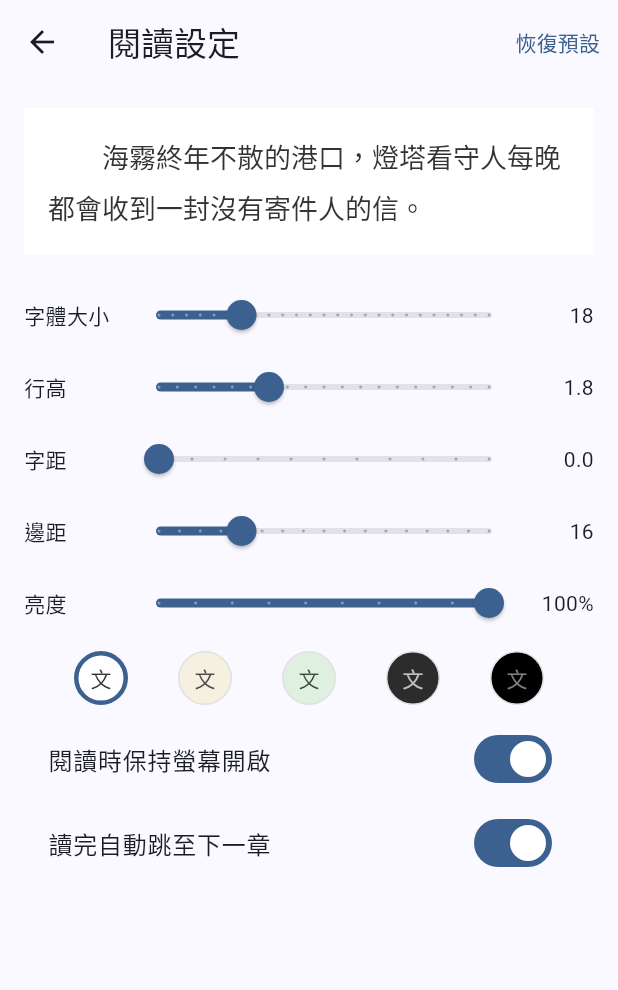
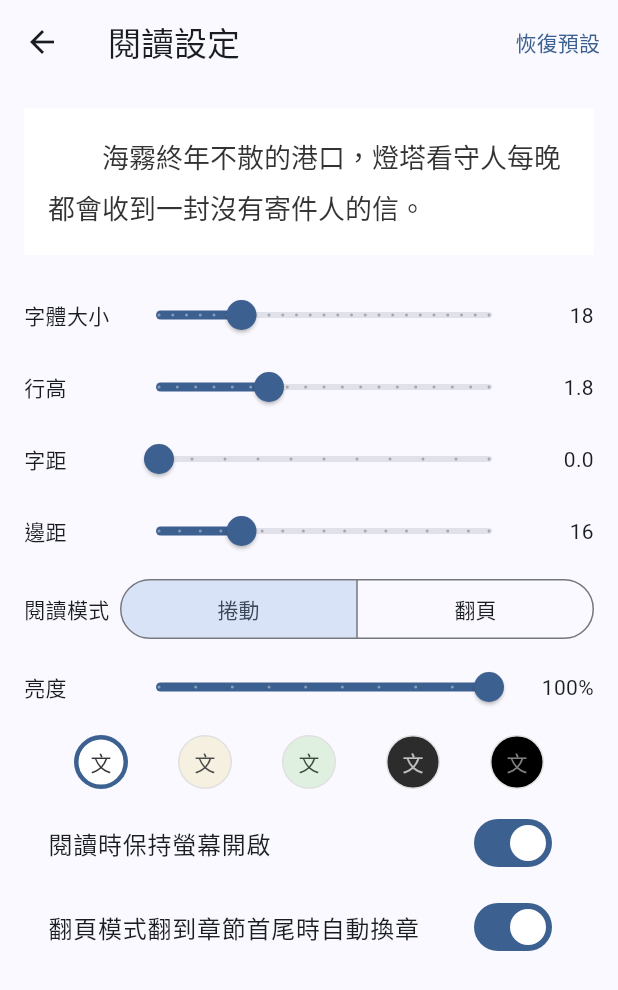
Before and after one commit to tenghongzou/Palimpsest, a Flutter app: the SettingsPage screen opened by its route, after a tap on "閱讀設定", on a phone screen of 412 x 824 dp. Shown: the top 990 px of the screen. Run offline on Flutter 3.47's test engine with Material 3 defaults, Android fonts, the phone set to English and light mode, and no system bars; our stand-ins replace cached_network_image, connectivity_plus, dio, flutter_riverpod, go_router, image_picker and 3 more; accounts and stored records are empty; network calls fail.

Commit message:
feat(mobile): 翻頁模式、閱讀時保持螢幕開啟與頭像上傳
- 翻頁模式：點擊左右三分之一翻頁、中間顯示工具列，翻到章節首尾可自動換章
- 閱讀設定新增捲動/翻頁切換
- 依設定在閱讀器中保持螢幕開啟，離開時解除
- 設定頁可從相簿選擇頭像，先縮小壓縮再上傳
- 補上 413、415 與帳號停權的中文錯誤訊息

Co-Authored-By: Claude Opus 5.5 (1M context) <noreply@anthropic.com>

```diff
--- a/mobile/lib/features/profile/presentation/pages/settings_page.dart
+++ b/mobile/lib/features/profile/presentation/pages/settings_page.dart
@@ -1,6 +1,7 @@
 import 'package:flutter/material.dart';
 import 'package:flutter_riverpod/flutter_riverpod.dart';
 import 'package:go_router/go_router.dart';
+import 'package:image_picker/image_picker.dart';
 import '../../../../core/network/api_error.dart';
 import '../../../../core/widgets/common_widgets.dart';
 import '../../../auth/presentation/providers/auth_provider.dart';
@@ -18,6 +19,16 @@ class SettingsPage extends ConsumerWidget {
         children: [
           if (user != null) ...[
             const _SectionTitle('個人資料'),
+            ListTile(
+              leading: CircleAvatar(
+                backgroundImage: user.avatarUrl != null ? NetworkImage(user.avatarUrl!) : null,
+                child: user.avatarUrl == null ? const Icon(Icons.person_outline) : null,
+              ),
+              title: const Text('頭像'),
+              subtitle: const Text('從相簿選擇圖片'),
+              trailing: const Icon(Icons.edit_outlined),
+              onTap: () => _pickAvatar(context, ref),
+            ),
             ListTile(
               leading: const Icon(Icons.badge_outlined),
               title: const Text('暱稱'),
@@ -58,6 +69,26 @@ class SettingsPage extends ConsumerWidget {
         ],
       ),
     );
+  }
+
+  /// Picks a photo, scaled down so it stays well under the server's 2 MB limit.
+  Future<void> _pickAvatar(BuildContext context, WidgetRef ref) async {
+    final XFile? picked;
+    try {
+      picked = await ImagePicker().pickImage(source: ImageSource.gallery, maxWidth: 512, maxHeight: 512, imageQuality: 85);
+    } catch (_) {
+      if (context.mounted) showSnack(context, '無法開啟相簿');
+      return;
+    }
+    if (picked == null) return;
+    try {
+      final bytes = await picked.readAsBytes();
+      final updated = await ref.read(userRepositoryProvider).uploadAvatar(bytes, picked.name);
+      ref.read(authStateProvider.notifier).updateUser(updated);
+      if (context.mounted) showSnack(context, '頭像已更新');
+    } catch (e) {
+      if (context.mounted) showSnack(context, describeError(e));
+    }
   }
 
   Future<void> _editField(
--- a/mobile/lib/features/reader/presentation/widgets/reading_settings_panel.dart
+++ b/mobile/lib/features/reader/presentation/widgets/reading_settings_panel.dart
@@ -31,6 +31,25 @@ class ReadingSettingsPanel extends ConsumerWidget {
           _slider('邊距', settings.margin.clamp(0, 64).toDouble(), 0, 64, 16, '${settings.margin}',
               (v) => notifier.updateMargin(v.round())),
         ],
+        Padding(
+          padding: const EdgeInsets.symmetric(vertical: 4),
+          child: Row(
+            children: [
+              const SizedBox(width: 64, child: Text('閱讀模式')),
+              Expanded(
+                child: SegmentedButton<String>(
+                  segments: const [
+                    ButtonSegment(value: 'scroll', label: Text('捲動')),
+                    ButtonSegment(value: 'page', label: Text('翻頁')),
+                  ],
+                  selected: {settings.readingMode == 'page' ? 'page' : 'scroll'},
+                  showSelectedIcon: false,
+                  onSelectionChanged: (v) => notifier.updateReadingMode(v.first),
+                ),
+              ),
+            ],
+          ),
+        ),
         _slider('亮度', settings.brightness.clamp(10, 100).toDouble(), 10, 100, 9, '${settings.brightness}%',
             (v) => notifier.updateBrightness(v.round())),
         const SizedBox(height: 8),
@@ -68,7 +87,7 @@ class ReadingSettingsPanel extends ConsumerWidget {
             onChanged: notifier.updateKeepScreenOn,
           ),
           SwitchListTile(
-            title: const Text('讀完自動跳至下一章'),
+            title: const Text('翻頁模式翻到章節首尾時自動換章'),
             value: settings.autoChapter,
             onChanged: notifier.updateAutoChapter,
           ),
--- a/mobile/pubspec.yaml
+++ b/mobile/pubspec.yaml
@@ -38,6 +38,8 @@ dependencies:
   json_annotation: ^4.9.0
   intl: '>=0.20.2 <0.21.0'
   logger: ^2.2.0
+  image_picker: 1.2.3
+  wakelock_plus: 1.8.0
 
 dev_dependencies:
   flutter_test:
```
Also changed, not shown: mobile/lib/core/network/api_error.dart (+6 -1 lines), mobile/lib/features/reader/presentation/pages/reader_page.dart (+57 -4 lines), mobile/pubspec.lock, 2 other files.
